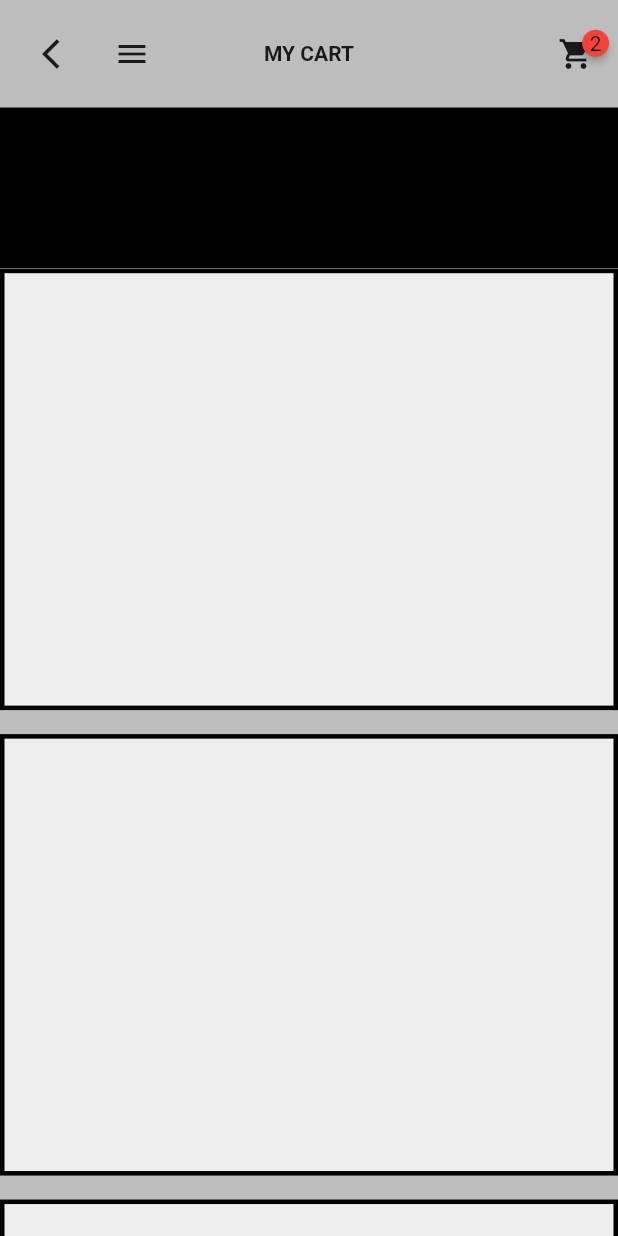
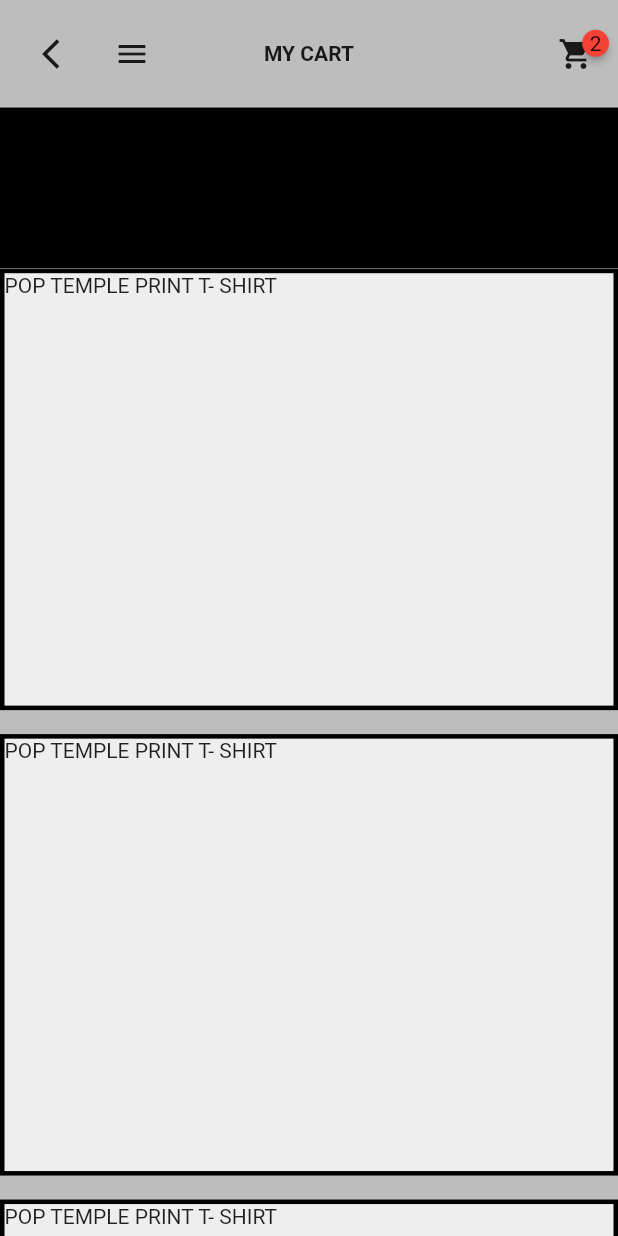
Before and after one commit to JAICHANGPARK/flutter_notebook_8th_story, a Flutter app: the MyCartPage screen opened directly, on a phone screen of 412 x 824 dp. Run offline on Flutter 3.47's test engine with Material 2 defaults, Android fonts, the phone set to English and light mode, and no system bars; drawn by our look-alikes of badges; our stand-ins replace google_fonts.

Commit message:
Update my_cart_page.dart

```diff
--- a/lib/ep561_fashion_store_app/my_cart_page.dart
+++ b/lib/ep561_fashion_store_app/my_cart_page.dart
@@ -72,6 +72,8 @@ class _MyCartPageState extends State<MyCartPage> {
                         child: Stack(
                           children: [
 
+                            Positioned(child: Text("POP TEMPLE PRINT T- SHIRT"),)
+
                           ],
                         ),
                       );
```
